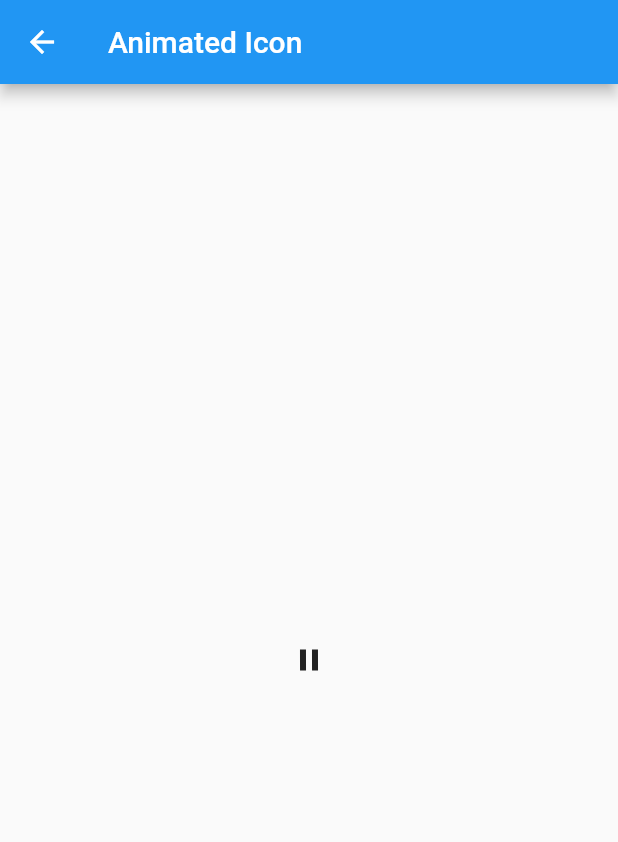
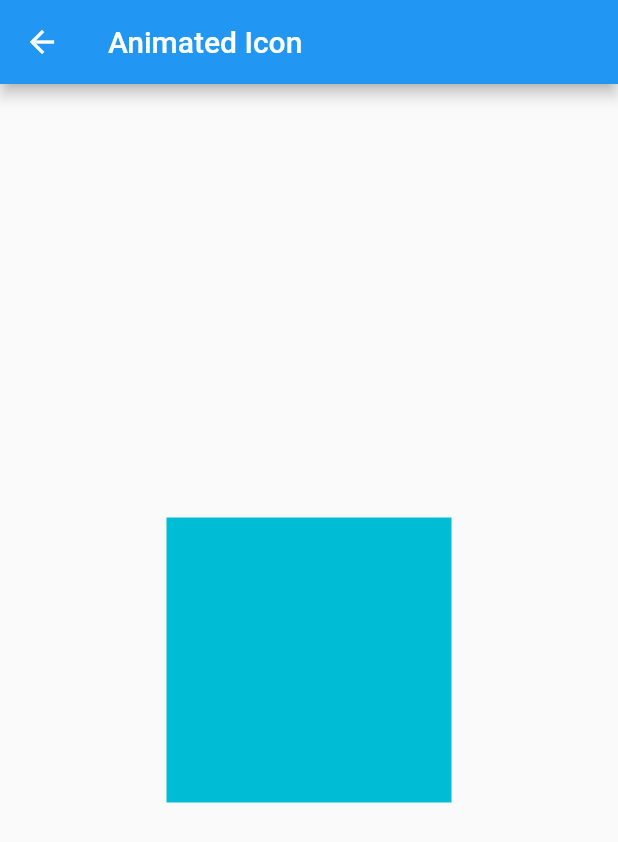
Before and after one commit to samro123/animationsFlutter, a Flutter app: the AnimatedIconExample screen opened directly, on a phone screen of 412 x 824 dp. Shown: the top 842 px of the screen. Run offline on Flutter 3.47's test engine with Material 2 defaults, Android fonts, the phone set to English and light mode, and no system bars.

Commit message:
Animated Scale Transion

```diff
--- a/lib/animation_icon.dart
+++ b/lib/animation_icon.dart
@@ -9,14 +9,19 @@ class AnimatedIconExample extends StatefulWidget {
 
 class _AnimatedIconExampleState extends State<AnimatedIconExample> with SingleTickerProviderStateMixin{
   late AnimationController _animationController;
+  late Animation<double> _animation;
   @override
   void initState() {
     super.initState();
     _animationController = AnimationController(
         vsync: this,
-        duration: Duration(seconds: 1)
+        duration: Duration(seconds: 2)
     );
-    _animationController.repeat(reverse: false);
+    _animation =CurvedAnimation(
+        parent: _animationController,
+        curve: Curves.easeIn
+    );
+    _animationController.forward();
   }
   @override
   void dispose() {
@@ -30,9 +35,13 @@ class _AnimatedIconExampleState extends State<AnimatedIconExample> with SingleTi
         title: Text("Animated Icon"),
       ),
       body: Center(
-        child: AnimatedIcon(
-          icon: AnimatedIcons.play_pause,
-          progress: _animationController,
+        child: ScaleTransition(
+          scale: _animationController,
+          child: Container(
+            width: 200,
+            height: 200,
+            color: Colors.cyan,
+          )
         ),
       ),
     );
```
